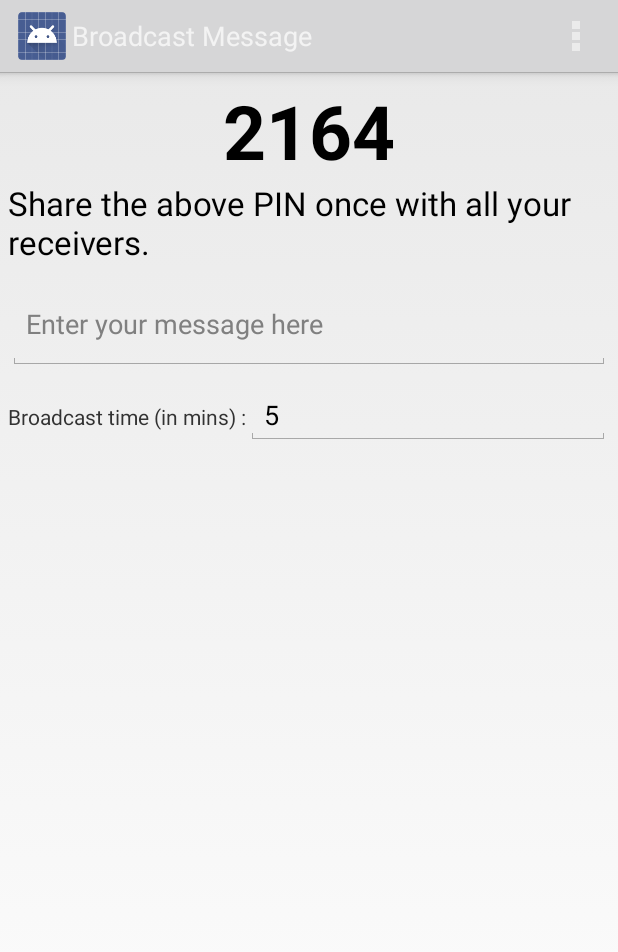
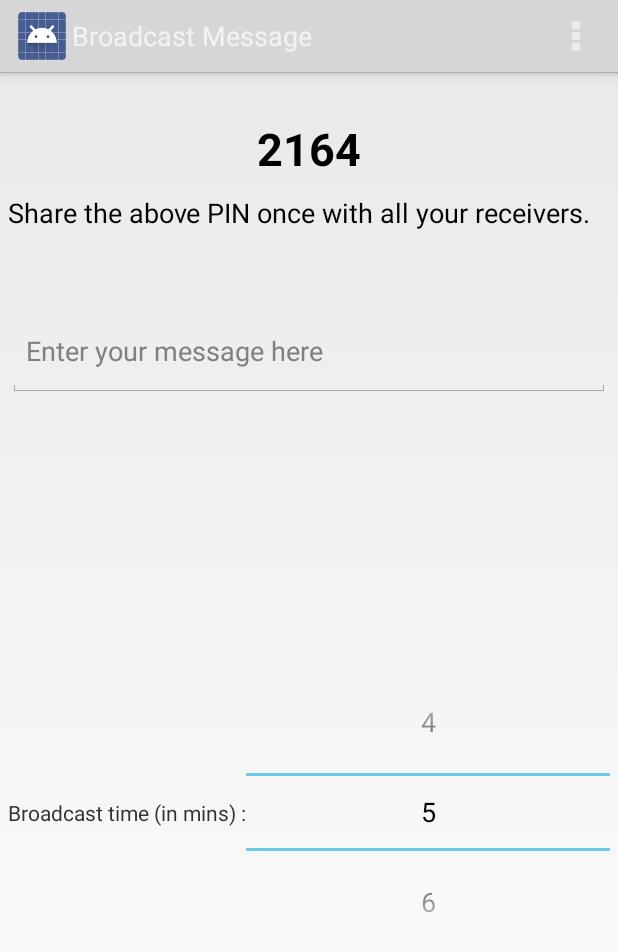
Before and after one commit to satvirpahwa/BroadCastApp_Integrated_Code, an Android app: the screen it shows after launch (BroadcasterActivity), in the options menu, after a tap on "I am Broadcaster", on a phone screen of 412 x 824 dp. Shown: the top 952 px of the screen. Run offline under Robolectric (Android 15) with nearby library versions, the phone set to English and light mode, and no system bars; 2 statements that could not run were skipped.

Commit message:
Code with third set of changes.

```diff
--- a/app/src/main/java/com/euroitlabs/broadcastapp/BroadcasterActivity.java
+++ b/app/src/main/java/com/euroitlabs/broadcastapp/BroadcasterActivity.java
@@ -1,6 +1,7 @@
 package com.euroitlabs.broadcastapp;
 
 import android.app.Activity;
+import android.app.ActivityManager;
 import android.app.AlertDialog;
 import android.content.Context;
 import android.content.DialogInterface;
@@ -17,6 +18,7 @@ import android.view.View;
 import android.widget.AdapterView;
 import android.widget.Button;
 import android.widget.EditText;
+import android.widget.NumberPicker;
 import android.widget.TextView;
 
 import java.io.FileInputStream;
@@ -31,7 +33,7 @@ public class BroadcasterActivity extends Activity implements View.OnClickListene
     TextView senderpintxt;
     EditText et_message;
     Button sendmsgbtn;
-    EditText et_hotspottimer;
+   // EditText et_hotspottimer;
     //   private static final String TAG = "Broadcastapp";
 
     //    private static final int START_STICKY = 0;
@@ -49,6 +51,9 @@ public class BroadcasterActivity extends Activity implements View.OnClickListene
     static WifiManager wifi;
     int index;
     static Random random;
+    MenuItem register;
+    NumberPicker np;
+    String OldValue = "", NewValue = "";
 
     @Override
     protected void onCreate(Bundle savedInstanceState) {
@@ -59,7 +64,8 @@ public class BroadcasterActivity extends Activity implements View.OnClickListene
         senderpintxt = (TextView) findViewById(R.id.sendrpin_txt);
         et_message = (EditText) findViewById(R.id.editText_msg);
         sendmsgbtn = (Button) findViewById(R.id.btnsendmsg);
-        et_hotspottimer = (EditText) findViewById(R.id.timer);
+        np = (NumberPicker) findViewById(R.id.numberPicker);
+      //  et_hotspottimer = (EditText) findViewById(R.id.timer);
 
         random = new Random();
         if (readSenderPin().isEmpty()) {
@@ -109,10 +115,20 @@ public class BroadcasterActivity extends Activity implements View.OnClickListene
                     //   Toast.makeText(getApplicationContext(), "got the focus", Toast.LENGTH_LONG).show();
                     sendmsgbtn.setVisibility(View.VISIBLE);
                 } else {
+
                     //   Toast.makeText(getApplicationContext(), "lost the focus", Toast.LENGTH_LONG).show();
                 }
             }
         });
+        np.setMinValue(1);
+        np.setMaxValue(99);
+        np.setValue(5);
+        np.setWrapSelectorWheel(true);
+//        if(isMyServiceRunning(BroadcastService.class)){
+//            register.setVisible(true);
+////        }else{
+////            register.setVisible(false);
+//        }
     }
 //    @Override
 //    public void onItemSelected(AdapterView<?> parent, View view, int position, long id) {
@@ -127,6 +143,13 @@ public class BroadcasterActivity extends Activity implements View.OnClickListene
     public boolean onCreateOptionsMenu(Menu menu) {
         // Inflate the menu; this adds items to the action bar if it is present.
         getMenuInflater().inflate(R.menu.menu_broadcaster, menu);
+        register = menu.findItem(R.id.action_stop_ongoing_broadcast);
+        if(isMyServiceRunning(BroadcastService.class)) {
+            register.setVisible(true);
+
+        }else{
+            register.setVisible(false);
+        }
         return true;
     }
 
@@ -134,9 +157,10 @@ public class BroadcasterActivity extends Activity implements View.OnClickListene
     public void onClick(View v) {
         switch (v.getId()) {
             case R.id.btnsendmsg:
-//                long start = System.currentTimeMillis();
-//                final long end = start + 60 * 1000; // 60 seconds * 1000 ms/sec
-                //
+
+                long start = System.currentTimeMillis();
+                final long end = start + 60 * 1000; // 60 seconds * 1000 ms/sec
+
                 String st = "";
                 String message = "";
                 st = et_message.getText().toString();
@@ -144,10 +168,8 @@ public class BroadcasterActivity extends Activity implements View.OnClickListene
                     //   progressDialog = ProgressDialog.show(BroadcasterActivity.this, "", "Broadcasting Message..");
                     //  Toast.makeText(this, "Please enter a message to broadcast.", Toast.LENGTH_SHORT).show();
                     Utils.customToast(this, "Please enter a message to broadcast");
-                } else if (et_hotspottimer.getText().toString().isEmpty()) {
-                    Utils.customToast(this, "Please enter broadcast time");
-
                 } else {
+                    register.setVisible(true);
                     if (wifi.isWifiEnabled()) {
                         Log.i("wificheckthread", "Mainactivity inside wifi enabled message");
                         message = messageToBeEncrypted(st);
@@ -180,11 +202,11 @@ public class BroadcasterActivity extends Activity implements View.OnClickListene
                     //   Toast.makeText(this, "Message Broadcasted", Toast.LENGTH_SHORT).show();
                     //            progressDialog.dismiss();
                     Utils.customToast(this, "Message broadcasted");
-                    Intent intent = new Intent(this, BroadcastService.class);
-                    intent.putExtra("timer", et_hotspottimer.getText().toString());
-                    startService(intent);
-                    break;
-
+                    Log.i("BroadcastActivity", "number picker value = " + String.valueOf(np.getValue()));
+                        Intent intent = new Intent(this, BroadcastService.class);
+                        intent.putExtra("timer", String.valueOf(np.getValue()));
+                        startService(intent);
+                        break;
                 }
         }
     }
@@ -196,6 +218,8 @@ public class BroadcasterActivity extends Activity implements View.OnClickListene
                     Utils.turnOnOffHotspot(getApplicationContext(), false);
                     Utils.turnOnOffWifi(getApplicationContext(), true);
                     //   Toast.makeText(this, "Broadcasting message stopped", Toast.LENGTH_SHORT).show();
+                    stopService(new Intent(this, BroadcastService.class));
+                    register.setVisible(false);
                     Utils.customToast(this, "Broadcasting message stopped");
                 } else {
                     //  Toast.makeText(this, "No Ongoing Broadcast to stop", Toast.LENGTH_SHORT).show();
@@ -218,7 +242,15 @@ public class BroadcasterActivity extends Activity implements View.OnClickListene
                 return super.onOptionsItemSelected(item);
         }
     }
-
+    private boolean isMyServiceRunning(Class<?> serviceClass) {
+        ActivityManager manager = (ActivityManager) getSystemService(Context.ACTIVITY_SERVICE);
+        for (ActivityManager.RunningServiceInfo service : manager.getRunningServices(Integer.MAX_VALUE)) {
+            if (serviceClass.getName().equals(service.service.getClassName())) {
+                return true;
+            }
+        }
+        return false;
+    }
     public void receiverPinAlert() {
         AlertDialog.Builder alertDialogBuilder = new AlertDialog.Builder(this);
         alertDialogBuilder.setMessage("Are you sure you want to change the pin ?");
--- a/app/src/main/java/com/euroitlabs/broadcastapp/ConfigureBroadcastersActivity.java
+++ b/app/src/main/java/com/euroitlabs/broadcastapp/ConfigureBroadcastersActivity.java
@@ -226,6 +226,8 @@ public class ConfigureBroadcastersActivity extends Activity implements View.OnCl
                     saveReceiverPin("");
                     saveReceiverName("");
                     //   SingletonFile.getInstance().setString("");
+                } else if (((!name1.isEmpty()) && (!pin1.isEmpty()) && (pin1.length()!=4)) || ((!name2.isEmpty()) && (!pin2.isEmpty()) && (pin2.length()!=4)) || ((!name3.isEmpty()) && (!pin3.isEmpty()) && (pin3.length()!=4)) || ((!name4.isEmpty()) && (!pin4.isEmpty()) && (pin4.length()!=4)) || ((!name5.isEmpty()) && (!pin5.isEmpty()) && (pin5.length()!=4))) {
+                    Utils.customToast(this, "Please enter a valid 4 digit pin");
                 } else {
                     //     dbManager.insert(name1, pin1);
                     String finalname = name1 + " " + name2 + " " + name3 + " " + name4 + " " + name5;
--- a/app/src/main/java/com/euroitlabs/broadcastapp/MainActivity.java
+++ b/app/src/main/java/com/euroitlabs/broadcastapp/MainActivity.java
@@ -44,9 +44,9 @@ public class MainActivity extends Activity implements View.OnClickListener {
             startreceivebroadcastsbtn.setEnabled(false);
             startreceivebroadcastsbtn.setBackgroundResource(R.drawable.custom_btn_disabled);
         } else {
-            //   stopreceivebroadcastsbtn.setEnabled(false);
-            stopreceivebroadcastsbtn.setVisibility(View.GONE);
-            //  stopreceivebroadcastsbtn.setBackgroundResource(R.drawable.custom_btn_disabled);
+               stopreceivebroadcastsbtn.setEnabled(false);
+          //  stopreceivebroadcastsbtn.setVisibility(View.GONE);
+              stopreceivebroadcastsbtn.setBackgroundResource(R.drawable.custom_btn_disabled);
         }
     }
 
@@ -113,8 +113,8 @@ public class MainActivity extends Activity implements View.OnClickListener {
                         }
                         startreceivebroadcastsbtn.setEnabled(false);
                         startreceivebroadcastsbtn.setBackgroundResource(R.drawable.custom_btn_disabled);
-                        stopreceivebroadcastsbtn.setVisibility(View.VISIBLE);
-                        //    stopreceivebroadcastsbtn.setBackgroundResource(R.drawable.custom_btn_shakespeare);
+                        stopreceivebroadcastsbtn.setEnabled(true);
+                            stopreceivebroadcastsbtn.setBackgroundResource(R.drawable.custom_btn_shakespeare);
                         Utils.customToast(this, "Receive broadcast messages enabled");
                     } else {
                         //  Utils.customToast(this, "Already enabled");
@@ -129,9 +129,9 @@ public class MainActivity extends Activity implements View.OnClickListener {
                     if (mainWifi.isWifiEnabled()) {
                         stopService(new Intent(this, MyService.class));
                         startreceivebroadcastsbtn.setEnabled(true);
-                        startreceivebroadcastsbtn.setBackgroundResource(R.drawable.custom_btn_shakespeare);
-                        stopreceivebroadcastsbtn.setVisibility(View.GONE);
-                        //  stopreceivebroadcastsbtn.setBackgroundResource(R.drawable.custom_btn_disabled);
+                       startreceivebroadcastsbtn.setBackgroundResource(R.drawable.custom_btn_shakespeare);
+                        stopreceivebroadcastsbtn.setEnabled(false);
+                          stopreceivebroadcastsbtn.setBackgroundResource(R.drawable.custom_btn_disabled);
                         // Toast.makeText(this, "Receiving Broadcasts stopped", Toast.LENGTH_SHORT).show();
                         Utils.customToast(this, "Receiving Broadcasts stopped");
                     }
--- a/app/src/main/res/layout/activity_broadcaster2.xml
+++ b/app/src/main/res/layout/activity_broadcaster2.xml
@@ -8,17 +8,19 @@
 
     <LinearLayout
         android:layout_width="fill_parent"
-        android:layout_height="wrap_content"
+        android:layout_height="fill_parent"
         android:orientation="vertical">
 
         <TextView
             android:id="@+id/sendrpin_txt"
-            android:layout_width="match_parent"
+            android:layout_width="fill_parent"
             android:layout_height="wrap_content"
+            android:layout_marginBottom="10dp"
+            android:layout_marginTop="25dp"
             android:gravity="center_horizontal"
             android:text="1234"
             android:textAppearance="?android:attr/textAppearanceLarge"
-            android:textSize="50dp"
+            android:textSize="30dp"
             android:textStyle="bold" />
 
         <TextView
@@ -27,14 +29,13 @@
             android:layout_height="wrap_content"
             android:layout_gravity="left"
             android:text="Share the above PIN once with all your receivers."
-            android:textAppearance="?android:attr/textAppearanceLarge" />
+            android:textAppearance="?android:attr/textAppearanceMedium" />
 
         <LinearLayout
             android:layout_width="fill_parent"
             android:layout_height="wrap_content"
-            android:layout_marginBottom="5dp"
+            android:layout_marginTop="50dp"
             android:focusableInTouchMode="true"
-            android:layout_marginTop="10dp"
             android:orientation="horizontal">
 
             <EditText
@@ -51,16 +52,15 @@
                 android:layout_width="wrap_content"
                 android:layout_height="wrap_content"
                 android:layout_weight=".1"
-                android:visibility="gone"
-                android:text="Send" />
+                android:text="Send"
+                android:visibility="gone" />
 
         </LinearLayout>
 
         <LinearLayout
             android:layout_width="fill_parent"
-            android:layout_height="wrap_content"
-            android:layout_marginBottom="10dp"
-            android:layout_marginTop="5dp"
+            android:layout_height="fill_parent"
+            android:gravity="center_vertical"
             android:orientation="horizontal">
 
             <TextView
@@ -69,13 +69,11 @@
                 android:layout_height="wrap_content"
                 android:text="Broadcast time (in mins) :" />
 
-            <EditText
-                android:id="@+id/timer"
+
+            <NumberPicker
+                android:id="@+id/numberPicker"
                 android:layout_width="fill_parent"
-                android:layout_height="wrap_content"
-                android:inputType="number"
-                android:maxLength="2"
-                android:text="5" />
+                android:layout_height="wrap_content"/>>
         </LinearLayout>
     </LinearLayout>
 </LinearLayout>
```
Lines whose indentation alone changed are shown as unchanged.
